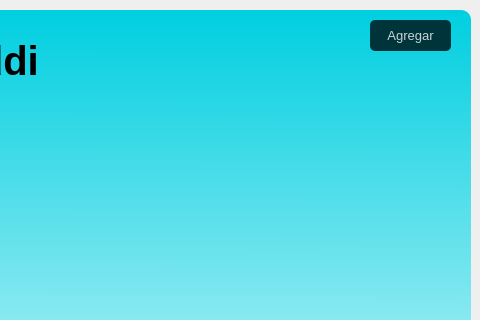
Qt form ui/ihr.ui (daburneo1/addi) before a commit; both pictures show x 520 to 1000 and y 0 to 320 of the 1000 by 600 pixel window.
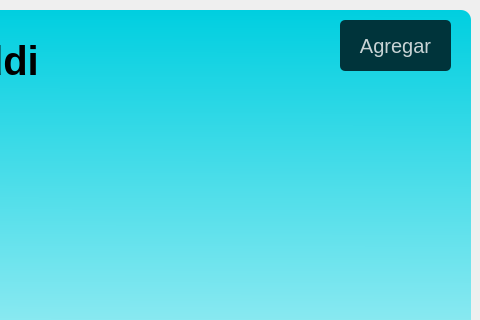
The same form after that commit.

What changed in the file:
```diff
--- a/ui/ihr.ui
+++ b/ui/ihr.ui
@@ -176,15 +176,15 @@
    <widget class="QPushButton" name="pushButtonAcceso">
     <property name="geometry">
      <rect>
-      <x>890</x>
+      <x>860</x>
       <y>10</y>
-      <width>81</width>
-      <height>31</height>
+      <width>111</width>
+      <height>51</height>
      </rect>
     </property>
     <property name="font">
      <font>
-      <pointsize>10</pointsize>
+      <pointsize>15</pointsize>
      </font>
     </property>
     <property name="text">
```
